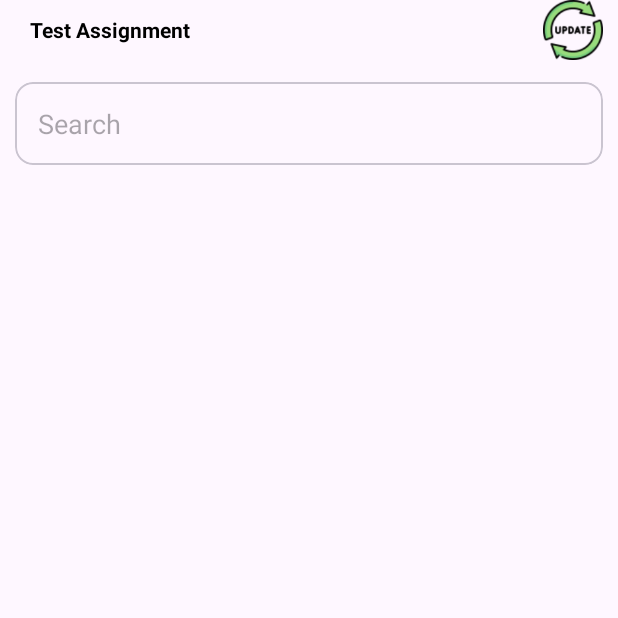
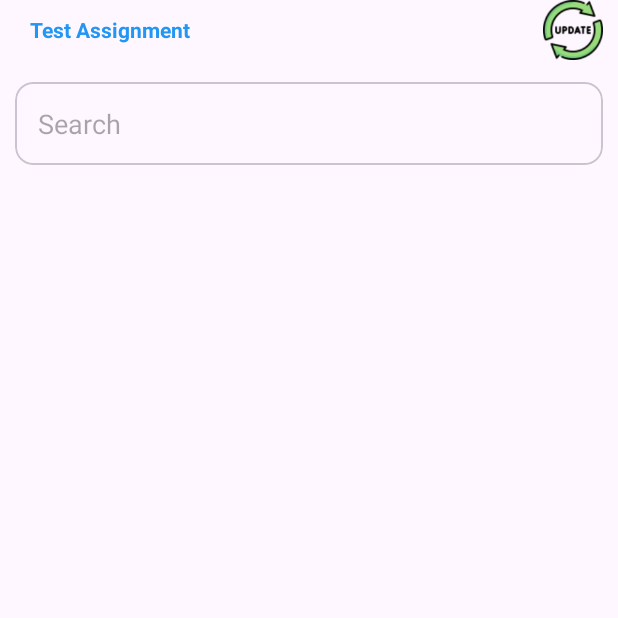
Before and after one commit to sagarbishtx07/KTSPLMachineTask, an Android app: the screen it shows after launch (MainActivity), on a phone screen of 412 x 824 dp, the top half of it. Run offline under Robolectric (Android 15) with nearby library versions, the phone set to English and light mode, and no system bars; our stand-ins replace Room's generated code.

Commit message:
Machine Task Completed

```diff
--- a/app/src/main/res/layout/activity_main.xml
+++ b/app/src/main/res/layout/activity_main.xml
@@ -15,8 +15,8 @@
         android:layout_height="wrap_content"
         android:layout_marginVertical="10dp"
         android:layout_marginStart="20dp"
-        android:text="Test Assignment"
-        android:textColor="@color/black"
+        android:text="@string/test_assignment"
+        android:textColor="#2196F3"
         android:textSize="14sp"
         android:textStyle="bold"
         app:layout_constraintStart_toStartOf="parent"
@@ -27,6 +27,7 @@
         android:layout_width="40dp"
         android:layout_height="40dp"
         android:layout_marginEnd="10dp"
+        android:contentDescription="@string/refresh_icon"
         android:src="@drawable/update"
         app:layout_constraintEnd_toEndOf="parent"
         app:layout_constraintTop_toTopOf="parent" />
@@ -48,7 +49,7 @@
             android:layout_width="match_parent"
             android:layout_height="wrap_content"
             android:background="@null"
-            android:hint="Search"
+            android:hint="@string/search"
             android:padding="15dp" />
     </com.google.android.material.card.MaterialCardView>
 
--- a/app/src/main/res/values/strings.xml
+++ b/app/src/main/res/values/strings.xml
@@ -1,3 +1,10 @@
 <resources>
     <string name="app_name">TestTask</string>
+    <string name="test_assignment">Test Assignment</string>
+    <string name="search">Search</string>
+    <string name="refresh_icon">refresh icon</string>
+    <string name="sports_name">Sports Name</string>
+    <string name="status">Status</string>
+    <string name="sports_status">Sports Status</string>
+    <string name="id_nsrs_sport_id">Id / NSRS Sport Id</string>
 </resources>
```
Also changed, not shown: app/src/main/res/layout/adapter_list_item.xml (+5 -5 lines).
